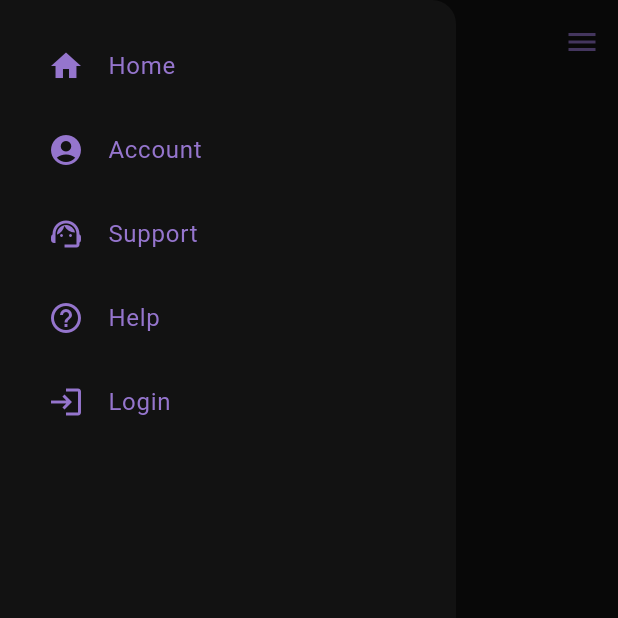
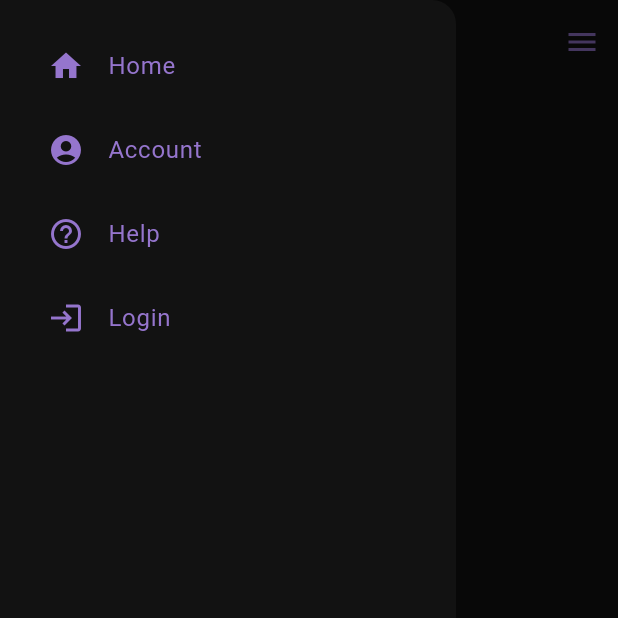
Before and after one commit to blackjf85/jetblack-saas, a Flutter app: the screen it shows after launch, with the side drawer open, on a phone screen of 412 x 824 dp, the top half of it. Run offline on Flutter 3.47's test engine with Material 3 defaults, Android fonts, the phone set to English and light mode, and no system bars.

Commit message:
feat: remove support option from drawer\n\n- Removed support icon and text from navigation drawer\n- Maintained consistent spacing between remaining menu items

```diff
--- a/lib/main.dart
+++ b/lib/main.dart
@@ -82,19 +82,6 @@
               ),
               ListTile(
                 leading: Icon(
-                  Icons.support_agent,
-                  color: AppTheme.primaryPurple,
-                ),
-                title: Text(
-                  'Support',
-                  style: Theme.of(context).textTheme.bodyLarge?.copyWith(
-                        color: AppTheme.primaryPurple,
-                      ),
-                ),
-                onTap: () {},
-              ),
-              ListTile(
-                leading: Icon(
                   Icons.help_outline,
                   color: AppTheme.primaryPurple,
                 ),
```
